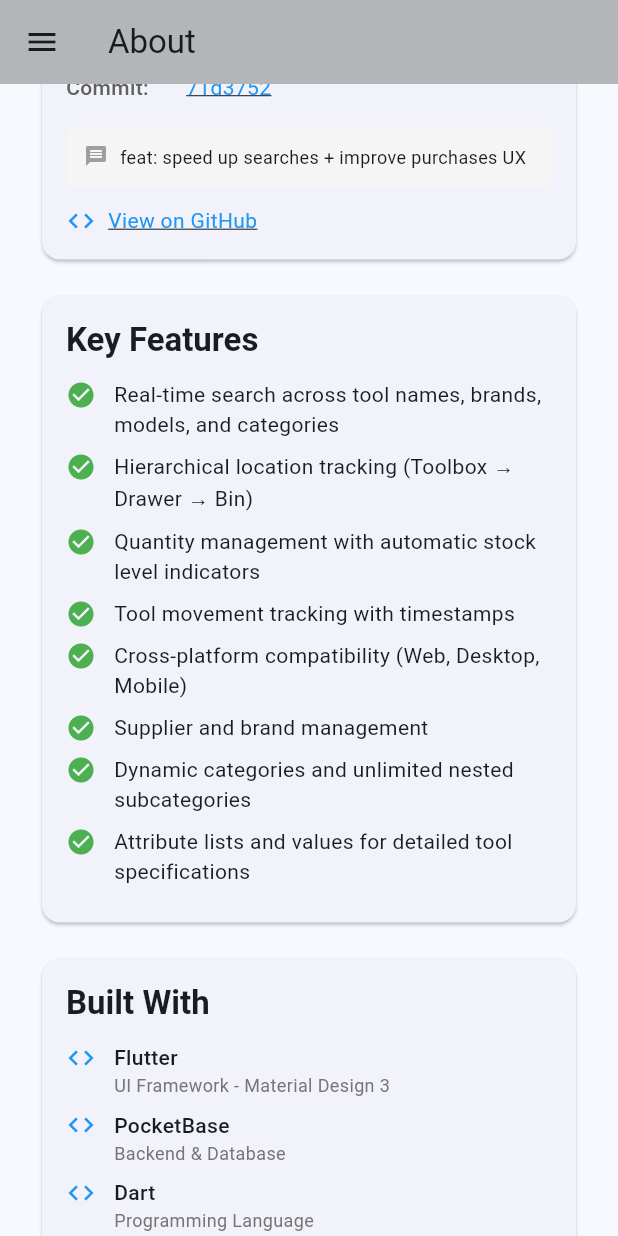
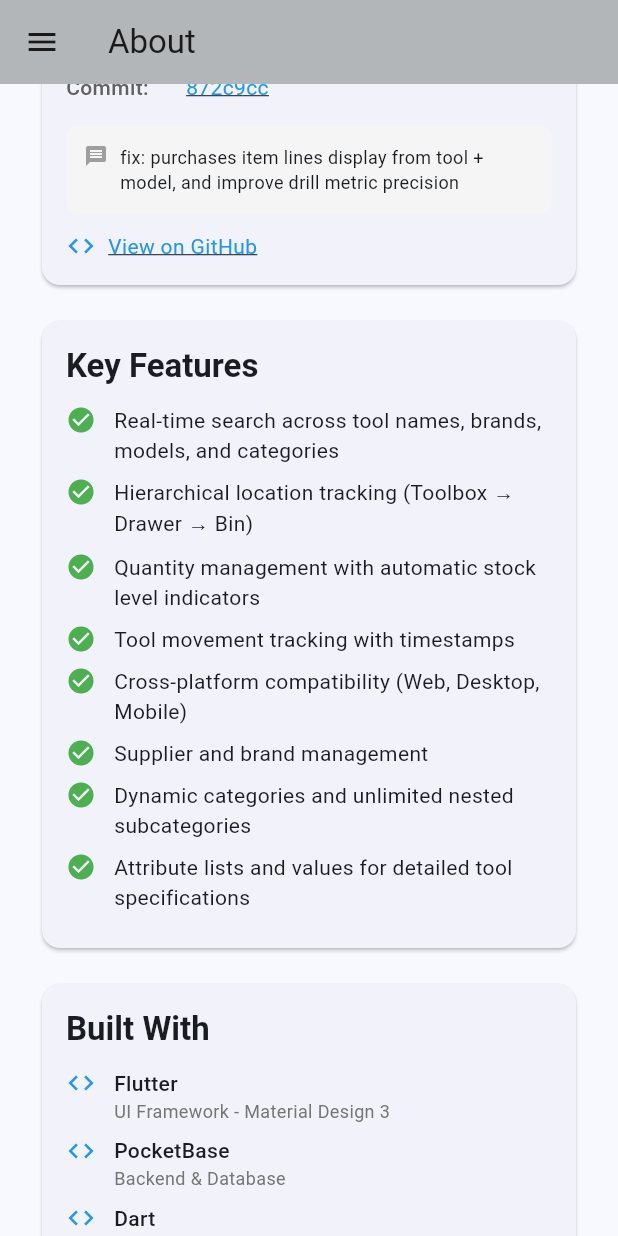
Before and after one commit to Gujustud/cribhub_v2, a Flutter app: the AboutScreen screen opened directly, scrolled down 576 dp, on a phone screen of 412 x 824 dp. Run offline on Flutter 3.47's test engine with Material 3 defaults, Android fonts, the phone set to English and light mode, and no system bars; our stand-ins replace file_picker, package_info_plus, pocketbase, shared_preferences; missing offline and left inert: qr; accounts and stored records are empty; network calls fail.

Commit message:
chore: update generated git info

```diff
--- a/lib/git_info.dart
+++ b/lib/git_info.dart
@@ -1,9 +1,9 @@
 // Generated by scripts/update_git_info.ps1 - do not edit by hand
 
 class GitInfo {
-  static const String commitHash = '71d375257d1307c4c70e265993eaa5116f891819';
-  static const String shortHash = '71d3752';
-  static const String commitMessage = "feat: speed up searches + improve purchases UX";
+  static const String commitHash = '872c9cca653c47c6b9681cc7f322f9a96f0c85ac';
+  static const String shortHash = '872c9cc';
+  static const String commitMessage = "fix: purchases item lines display from tool + model, and improve drill metric precision";
   static const String branch = 'main';
   static const String repositoryUrl = 'https://github.com/gujustud/cribhub_v2';
 
```
